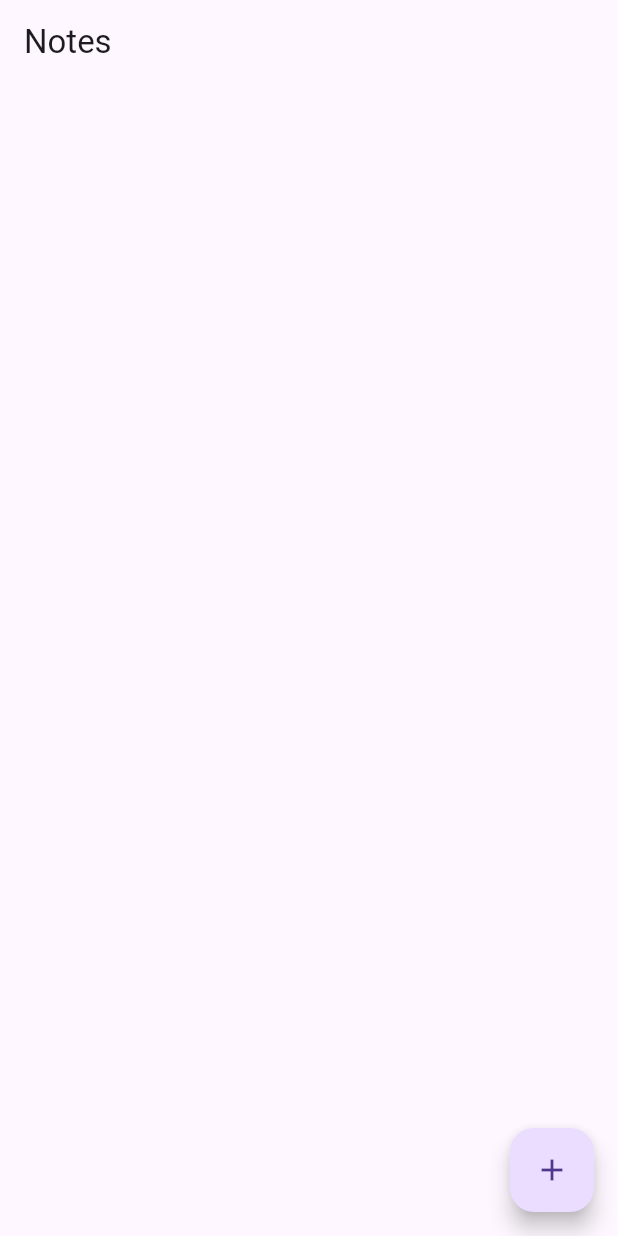
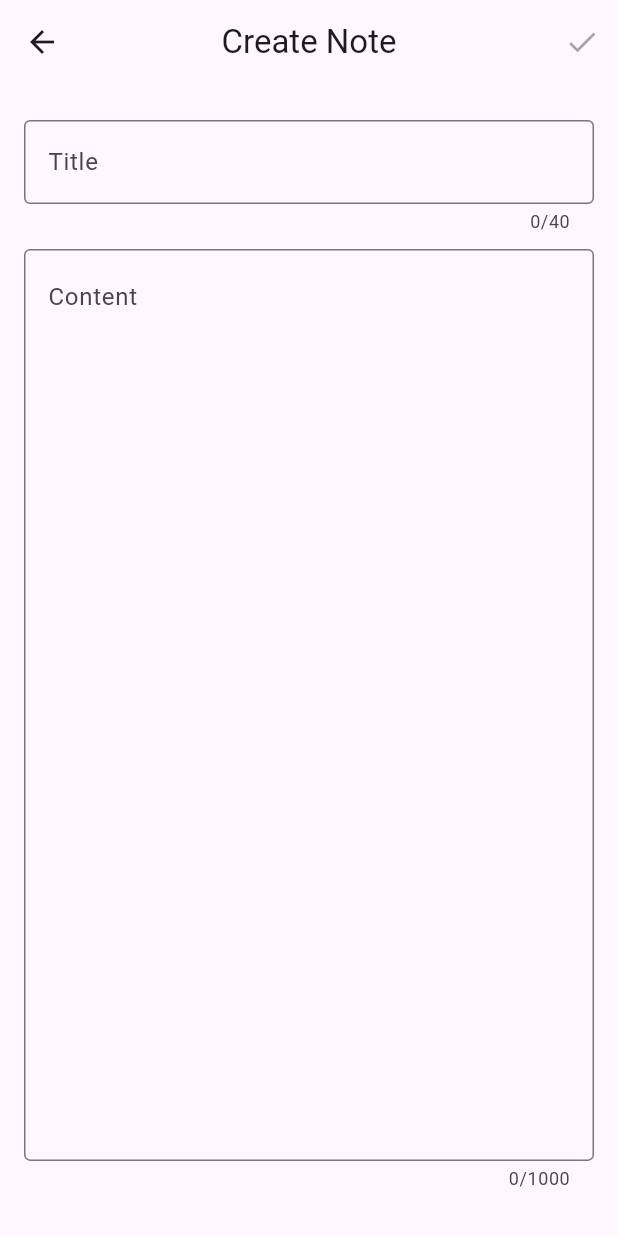
Before and after one commit to lechsebastian/notes, a Flutter app: the screen it shows after launch, after a tap on the "add" icon, on a phone screen of 412 x 824 dp. Run offline on Flutter 3.47's test engine with Material 3 defaults, Android fonts, the phone set to English and light mode, and no system bars; our stand-ins replace isar; accounts and stored records are empty; generated files the repository leaves out were written again.

Commit message:
Implement CRUD note functionality with proper navigation and UI improvements

```diff
--- /dev/null
+++ b/lib/pages/details_note.dart
@@ -0,0 +1,123 @@
+import 'package:flutter/material.dart';
+import 'package:notes/models/note.dart';
+import 'package:notes/models/note_database.dart';
+import 'package:provider/provider.dart';
+
+class DetailsNotePage extends StatefulWidget {
+  final Note? note;
+  final bool isExistingNote;
+
+  const DetailsNotePage({
+    super.key,
+    required this.note,
+    required this.isExistingNote,
+  });
+
+  @override
+  State<DetailsNotePage> createState() => _DetailsNotePageState();
+}
+
+class _DetailsNotePageState extends State<DetailsNotePage> {
+  late TextEditingController titleController;
+  late TextEditingController contentController;
+
+  @override
+  void initState() {
+    super.initState();
+    titleController = TextEditingController(text: widget.note?.title ?? '');
+    contentController = TextEditingController(text: widget.note?.content ?? '');
+  }
+
+  void back() {
+    titleController.clear();
+    contentController.clear();
+    Navigator.of(context).pop();
+  }
+
+  void saveOrUpdate() async {
+    final noteDB = context.read<NoteDatabase>();
+
+    if (widget.isExistingNote && widget.note != null) {
+      await noteDB.updateNote(
+        id: widget.note!.id,
+        titleFromUser: titleController.text,
+        contentFromUser: contentController.text,
+      );
+    } else {
+      await noteDB.createNote(titleController.text, contentController.text);
+    }
+
+    back();
+  }
+
+  @override
+  void dispose() {
+    titleController.dispose();
+    contentController.dispose();
+    super.dispose();
+  }
+
+  bool get isFilled =>
+      titleController.text.isNotEmpty && contentController.text.isNotEmpty;
+
+  @override
+  Widget build(BuildContext context) {
+    return Scaffold(
+      appBar: AppBar(
+        leading: IconButton(onPressed: back, icon: Icon(Icons.arrow_back)),
+        centerTitle: true,
+        title: Text(widget.isExistingNote ? 'Edit Note' : 'Create Note'),
+        actions: [
+          ValueListenableBuilder(
+            valueListenable: titleController,
+            builder:
+                (context, _, __) => ValueListenableBuilder(
+                  valueListenable: contentController,
+                  builder:
+                      (context, _, __) => IconButton(
+                        onPressed: isFilled ? saveOrUpdate : null,
+                        icon: const Icon(Icons.done),
+                      ),
+                ),
+          ),
+        ],
+      ),
+      body: Center(
+        child: Padding(
+          padding: const EdgeInsets.symmetric(horizontal: 16, vertical: 24),
+          child: Column(
+            children: [
+              TextField(
+                controller: titleController,
+                decoration: const InputDecoration(
+                  border: OutlineInputBorder(),
+                  labelText: 'Title',
+                  hintText: 'Title',
+                  alignLabelWithHint: true,
+                ),
+                maxLength: 40,
+              ),
+              SizedBox(height: 10),
+              Expanded(
+                child: TextField(
+                  controller: contentController,
+                  decoration: const InputDecoration(
+                    border: OutlineInputBorder(),
+                    labelText: 'Content',
+                    hintText: 'Content',
+                    alignLabelWithHint: true,
+                  ),
+                  textAlignVertical: TextAlignVertical.top,
+                  maxLines: null,
+                  expands: true,
+                  maxLength: 1000,
+                ),
+              ),
+              SizedBox(height: 10),
+            ],
+          ),
+        ),
+      ),
+    );
+  }
+}
--- a/lib/pages/notes_page.dart
+++ b/lib/pages/notes_page.dart
@@ -1,5 +1,8 @@
 import 'package:flutter/material.dart';
-import 'package:notes/pages/new_note_page.dart';
+import 'package:notes/models/note.dart';
+import 'package:notes/models/note_database.dart';
+import 'package:notes/pages/details_note.dart';
+import 'package:provider/provider.dart';
 
 class NotesPage extends StatefulWidget {
   const NotesPage({super.key});
@@ -11,22 +14,62 @@ class NotesPage extends StatefulWidget {
 class _NotesPageState extends State<NotesPage> {
   // CREATE
   void createNote() {
-    Navigator.of(context).push(MaterialPageRoute(builder: (context) => const NewNotePage()));
+    Navigator.of(context).push(
+      MaterialPageRoute(
+        builder:
+            (context) =>
+                const DetailsNotePage(note: null, isExistingNote: false),
+      ),
+    );
   }
 
   // READ
-  void readNotes() {}
+  void readNotes() {
+    context.read<NoteDatabase>().readNotes();
+  }
 
   // UPDATE
+  void updateNote(Note note) {
+    Navigator.of(context).push(
+      MaterialPageRoute(
+        builder: (context) => DetailsNotePage(note: note, isExistingNote: true),
+      ),
+    );
+  }
 
   // DELETE
   @override
   Widget build(BuildContext context) {
+    final noteDataBase = context.watch<NoteDatabase>();
+    List<Note> currentNotes = noteDataBase.currentNotes;
     return Scaffold(
       appBar: AppBar(title: const Text('Notes')),
       floatingActionButton: FloatingActionButton(
-        onPressed: () {},
+        onPressed: createNote,
         child: const Icon(Icons.add),
+      ),
+      body: ListView.builder(
+        itemCount: currentNotes.length,
+        itemBuilder: (context, index) {
+          final note = currentNotes[index];
+          return ListTile(
+            title: Text(note.title),
+            subtitle: Text(note.content.characters.take(50).toString()),
+            trailing: Row(
+              mainAxisSize: MainAxisSize.min,
+              children: [
+                IconButton(
+                  icon: const Icon(Icons.edit),
+                  onPressed: () => updateNote(note),
+                ),
+                IconButton(
+                  icon: const Icon(Icons.delete),
+                  onPressed: () => noteDataBase.deleteNote(note.id),
+                ),
+              ],
+            ),
+          );
+        },
       ),
     );
   }
```
Also changed, not shown: lib/models/note_database.dart (+9 -9 lines), lib/pages/new_note_page.dart (deleted, +0 -15 lines).
